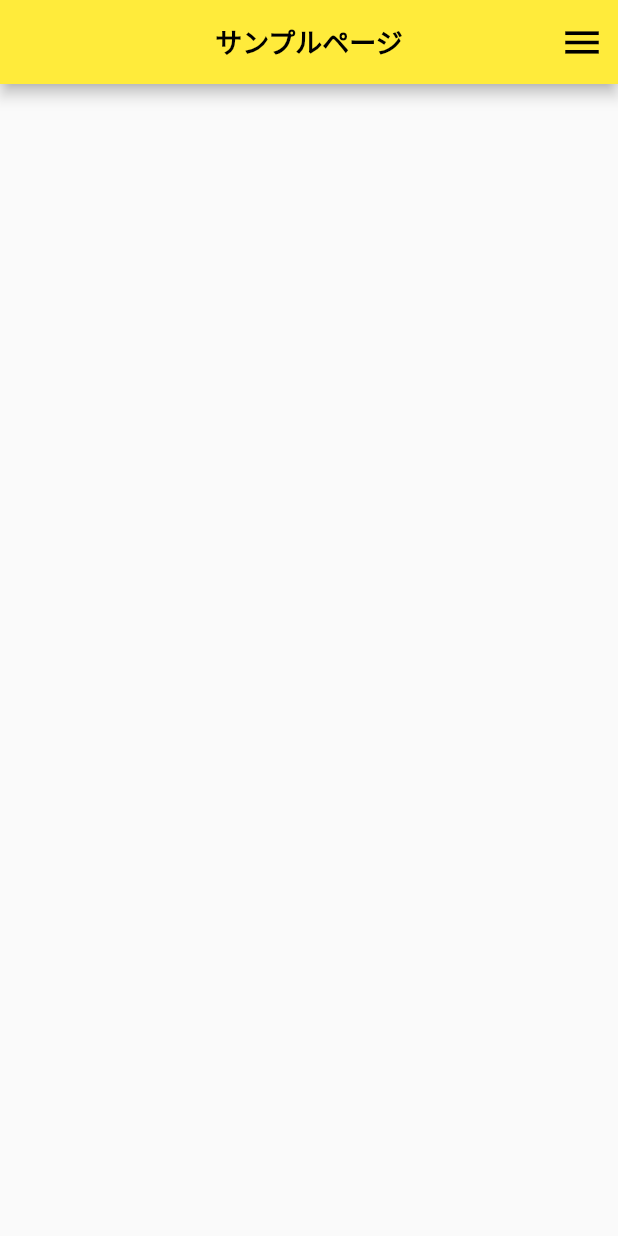
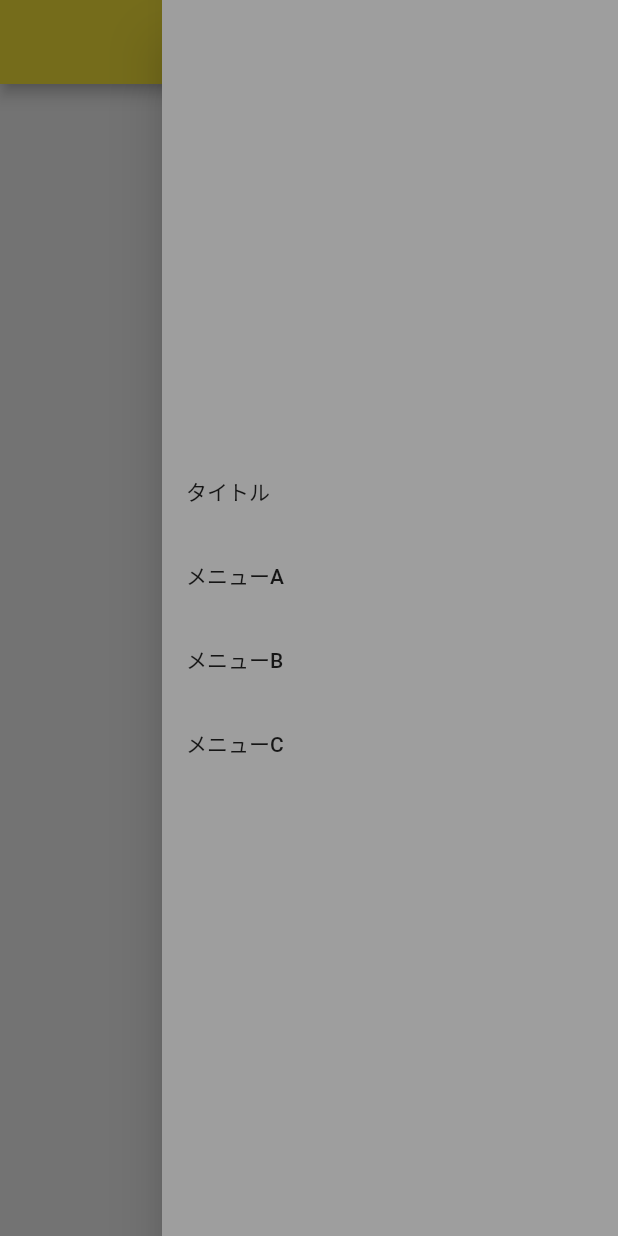
Before and after one commit to Shibata-Nanami/flutter_task_2, a Flutter app: the screen it shows after launch, with the side drawer open (before the commit the screen has no drawer), on a phone screen of 412 x 824 dp. Run offline on Flutter 3.47's test engine with Material 2 defaults, Android fonts, the phone set to English and light mode, and no system bars; our stand-ins replace go_router.

Commit message:
サンプルページの作成

```diff
--- a/lib/samplePage.dart
+++ b/lib/samplePage.dart
@@ -8,6 +8,10 @@ class HomeScreen extends StatelessWidget {
   Widget build(BuildContext context) {
     return Scaffold(
       appBar: AppBar(
+        iconTheme: const IconThemeData(
+          color: Colors.black,
+          size: 30,
+        ),
         title: const Text(
           'サンプルページ',
           style: TextStyle(
@@ -17,19 +21,50 @@ class HomeScreen extends StatelessWidget {
           ),
         ),
         centerTitle: true,
-        actions: [
-          IconButton(
-            icon: const Icon(
-              Icons.menu,
-              color: Colors.black,
-              size: 30,
-            ),
-            onPressed: () {
-              context.go('/about');
-            },
+        backgroundColor: Colors.yellow,
+      ),
+      endDrawer: Drawer(
+        backgroundColor: Colors.grey,
+        child: Container(
+          alignment: Alignment.center,
+          child: Column(
+            mainAxisAlignment: MainAxisAlignment.center,
+            children: [
+              const ListTile(
+                title: Text("タイトル"),
+              ),
+              GestureDetector(
+                onTap: () {},
+                child: InkWell(
+                  onTap: () {
+                    context.go('/About');
+                  },
+                  child: const ListTile(
+                    title: Text("メニューA"),
+                  ),
+                ),
+              ),
+              GestureDetector(
+                onTap: () {},
+                child: InkWell(
+                  onTap: () {},
+                  child: const ListTile(
+                    title: Text("メニューB"),
+                  ),
+                ),
+              ),
+              GestureDetector(
+                onTap: () {},
+                child: InkWell(
+                  onTap: () {},
+                  child: const ListTile(
+                    title: Text("メニューC"),
+                  ),
+                ),
+              ),
+            ],
           ),
-        ],
-        backgroundColor: Colors.yellow,
+        ),
       ),
     );
   }
```
